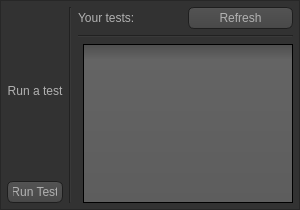
Above: script/gui/test_run.ui from Nater0214/Py-Grader before the change. Below: the same form after it.
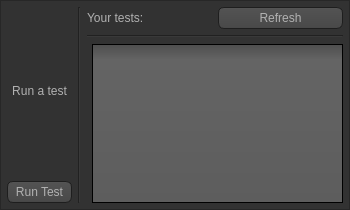
That is the form after the change. Icons and pictures are not drawn.

Commit message: Widen to fix test run button

Diff of the .ui file:
```diff
--- a/script/gui/test_run.ui
+++ b/script/gui/test_run.ui
@@ -6,7 +6,7 @@
    <rect>
     <x>0</x>
     <y>0</y>
-    <width>300</width>
+    <width>350</width>
     <height>210</height>
    </rect>
   </property>
@@ -504,7 +504,7 @@
     <rect>
      <x>0</x>
      <y>0</y>
-     <width>300</width>
+     <width>350</width>
      <height>210</height>
     </rect>
    </property>
```
Left out of the diff: 20 changed lines with no effect on the pictures. The commit also changes 1 other file.
